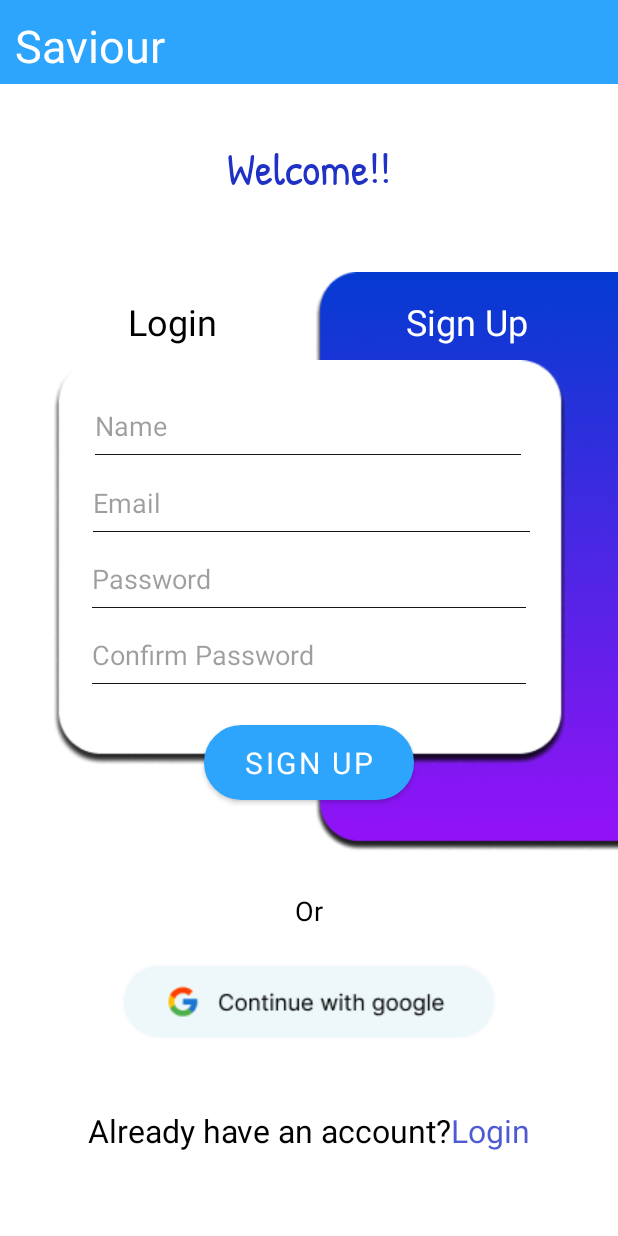
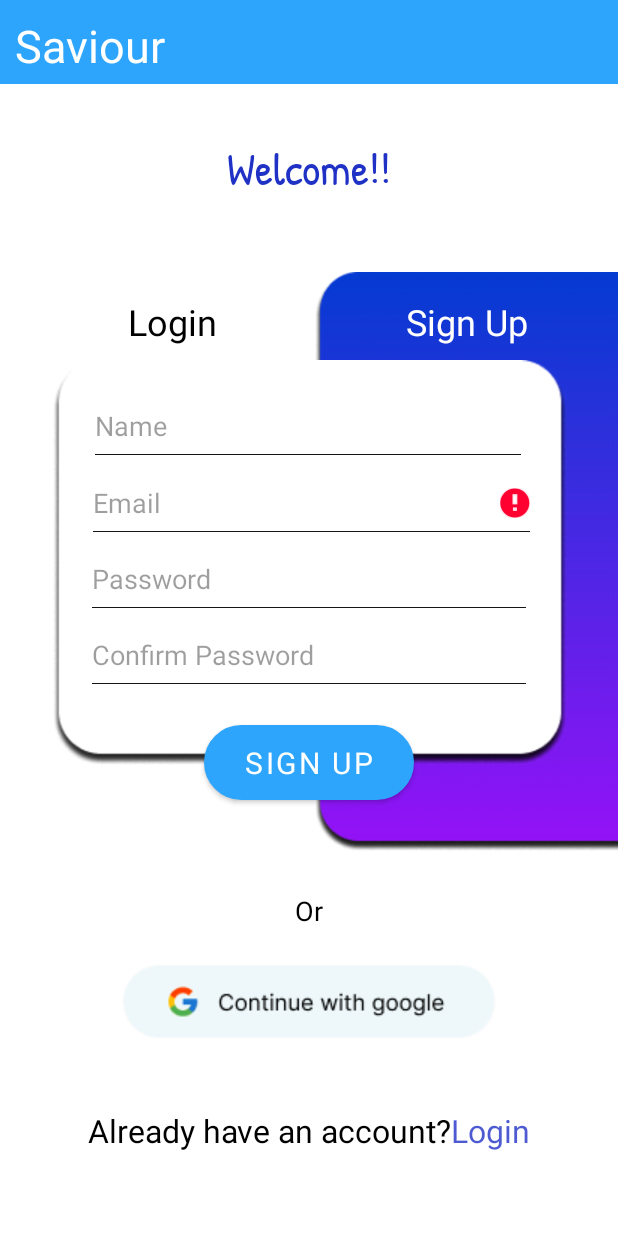
Before and after one commit to harsha-vardhan-reddy-07/LoginApp, an Android app: the SignUpActivity screen opened directly, with no data from a screen before it, after a tap on an icon or button, on a phone screen of 412 x 824 dp. Run offline under Robolectric (Android 15) with nearby library versions, the phone set to English and light mode, and no system bars; our stand-ins replace Firebase (no records; nobody signed in at launch, a user with empty details on screens opened directly); Roboto replaces fonts that are not available here; 2 other taps on this screen came first.

Commit message:
casual commit

```diff
--- a/app/src/main/java/com/firstapp/loginapp/SignUpActivity.java
+++ b/app/src/main/java/com/firstapp/loginapp/SignUpActivity.java
@@ -4,13 +4,17 @@ import androidx.appcompat.app.ActionBar;
 import androidx.appcompat.app.AppCompatActivity;
 import androidx.appcompat.widget.Toolbar;
 
+import android.app.ProgressDialog;
 import android.content.Intent;
 import android.net.Uri;
 import android.os.Bundle;
+import android.util.Patterns;
 import android.view.View;
 import android.widget.Button;
 import android.widget.EditText;
 import android.widget.TextView;
+
+import com.google.firebase.auth.FirebaseAuth;
 
 import java.util.Objects;
 
@@ -20,8 +24,14 @@ public class SignUpActivity extends AppCompatActivity {
     private Toolbar toolbar;
 
     //Views
-    EditText mNameEt, mEmailEt, mPasswordEt;
+    EditText mEmailEt, mPasswordEt, mConPasswordEt;
     Button mSignupBtn;
+
+    // Add progress of registration
+    ProgressDialog progressDialog;
+
+    //Firebase auth token
+    private FirebaseAuth mAuth;
 
     @Override
     protected void onCreate(Bundle savedInstanceState) {
@@ -29,10 +39,65 @@ public class SignUpActivity extends AppCompatActivity {
         setContentView(R.layout.activity_sign_up);
 
         //init
+        mEmailEt = findViewById(R.id.emailField1);
+        mPasswordEt = findViewById(R.id.passwordField1);
+        mConPasswordEt = findViewById(R.id.confirmPasswordField);
+        mSignupBtn = findViewById(R.id.Signup_button);
+
+        // Initialize Firebase Auth
+        mAuth = FirebaseAuth.getInstance();
+
+
+        progressDialog = new ProgressDialog(this);
+        progressDialog.setMessage("Registering User.....");
+
+        //Handle signup button
+        mSignupBtn.setOnClickListener(new View.OnClickListener() {
+            @Override
+            public void onClick(View view) {
+                //input name, Email, Password
+
+                String email = mEmailEt.getText().toString().trim();
+                String password = mPasswordEt.getText().toString().trim();
+                String conPassword = mConPasswordEt.getText().toString().trim();
+
+                // Validate email
+                if (!Patterns.EMAIL_ADDRESS.matcher(email).matches()){
+                    //Set error and focus to Email
+                    mEmailEt.setError("Invalid Email");
+                    mEmailEt.setFocusable(true);
+                }
+
+                //Validate -> 1 (Password must be >= 8 char long)
+                else if(password.length() < 8){
+                    //set Error and focus to Password
+                    mPasswordEt.setError("Password should at least be 8 characteristics");
+                    mPasswordEt.setFocusable(true);
+                }
+
+                //Validate -> 1 (check password and confirm password)
+                else if(!password.equals(conPassword)){
+                    //set Error and focus to Confirm Password
+                    mConPasswordEt.setError("Enter same password");
+                    mConPasswordEt.setFocusable(true);
+                }
+
+                else{
+                    registerUser(email, password);
+                }
+            }
+        });
+
+
 
 
 
     }
+
+    private void registerUser(String email, String password) {
+        progressDialog.show();
+    }
+
 
     //Continue with google button
 
--- a/app/src/main/res/layout/activity_sign_up.xml
+++ b/app/src/main/res/layout/activity_sign_up.xml
@@ -158,7 +158,7 @@
         tools:ignore="Autofill" />
 
     <Button
-        android:id="@+id/button"
+        android:id="@+id/Signup_button"
         android:layout_width="140dp"
         android:layout_height="50dp"
         android:layout_marginTop="50dp"
@@ -184,7 +184,7 @@
         app:layout_constraintEnd_toEndOf="parent"
         app:layout_constraintRight_toRightOf="parent"
         app:layout_constraintStart_toStartOf="parent"
-        app:layout_constraintTop_toBottomOf="@+id/button"
+        app:layout_constraintTop_toBottomOf="@+id/Signup_button"
         app:layout_constraintVertical_bias="0.23000002" />
 
 
```
